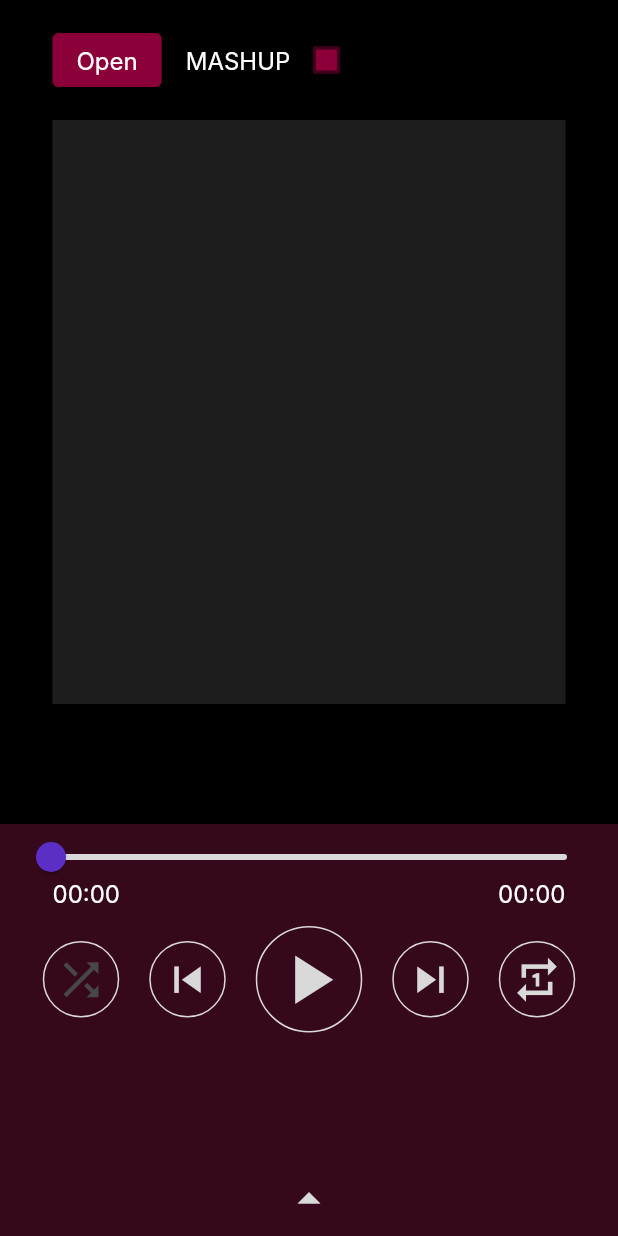
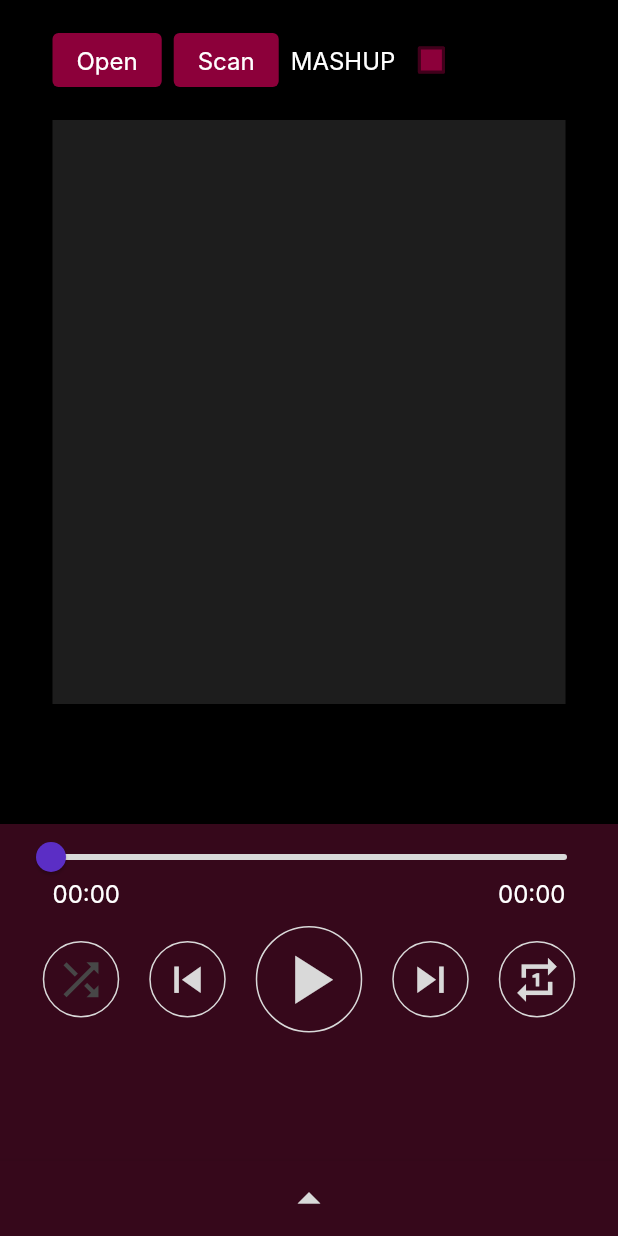
Before and after one commit to n3wzd/FlutPlayer, a Flutter app: the screen it shows after launch, on a phone screen of 412 x 824 dp. Run offline on Flutter 3.47's test engine with Material 2 defaults, Android fonts, the phone set to English and light mode, and no system bars; our stand-ins replace audio_service, file_picker, just_audio, permission_handler; Roboto replaces fonts that are missing (Inter).

Commit message:
add directory scan

```diff
--- a/lib/pages/components/text.dart
+++ b/lib/pages/components/text.dart
@@ -36,49 +36,4 @@ class TextMaker {
     String secondsPadding = seconds < 10 ? '0' : '';
     return '$minutesPadding$minutes:$secondsPadding$seconds';
   }
-
-  static LayoutBuilder scrollAnimationText(String text,
-      {Color color = _defaultTextColor,
-      double fontSize = _defaultTextFontSize}) {
-    String space = '        ';
-    ScrollController controller = ScrollController();
-    double textWidth = getTextWidth(text, fontSize);
-    double spaceWidth = getTextWidth(space, fontSize);
-
-    return LayoutBuilder(builder: (context, constraints) {
-      bool canScroll = constraints.maxWidth < textWidth;
-      return GestureDetector(
-          child: SingleChildScrollView(
-            controller: controller,
-            scrollDirection: Axis.horizontal,
-            physics: const NeverScrollableScrollPhysics(),
-            child: TextMaker.defaultText(
-              canScroll ? '$text$space$text' : text,
-              color: color,
-              fontSize: fontSize,
-            ),
-          ),
-          onTap: () async {
-            if (canScroll) {
-              await controller.animateTo(textWidth + spaceWidth,
-                  duration: Duration(
-                      milliseconds: 2000000 ~/ (textWidth + spaceWidth)),
-                  curve: Curves.linear);
-              controller.jumpTo(0);
-            }
-          });
-    });
-  }
-
-  static double getTextWidth(String text, double fontSize) {
-    TextPainter textPainter = TextPainter(
-        text: TextSpan(
-          text: text,
-          style: TextStyleMaker.defaultTextStyle(fontSize: fontSize),
-        ),
-        maxLines: 1,
-        textDirection: TextDirection.ltr)
-      ..layout(minWidth: 0, maxWidth: double.infinity);
-    return textPainter.size.width;
-  }
 }
--- a/lib/pages/page/center.dart
+++ b/lib/pages/page/center.dart
@@ -2,6 +2,7 @@ import 'package:flutter/material.dart';
 
 import '../components/audio_player_kit.dart';
 import '../components/text.dart';
+import '../components/text_scroll.dart';
 import '../components/button.dart';
 import '../style/colors.dart';
 
@@ -33,10 +34,10 @@ class _CenterSectionState extends State<CenterSection> {
                       text: 'Open',
                     ),
                     const SizedBox(width: 8),
-                    /*ButtonMaker.defaultButton(
+                    ButtonMaker.defaultButton(
                       onPressed: widget.audioPlayerKit.directoryOpen,
                       text: 'Scan',
-                    ),*/
+                    ),
                     const SizedBox(width: 8),
                     TextMaker.defaultText('MASHUP'),
                     StatefulBuilder(
@@ -106,8 +107,8 @@ class _CenterSectionState extends State<CenterSection> {
             child: Center(
               child:
                   widget.audioPlayerKit.trackStreamBuilder((context, duration) {
-                return TextMaker.scrollAnimationText(
-                    widget.audioPlayerKit.currentAudioTitle,
+                return ScrollAnimationText(
+                    text: widget.audioPlayerKit.currentAudioTitle,
                     fontSize: 30);
               }),
             ),
--- a/pubspec.yaml
+++ b/pubspec.yaml
@@ -11,6 +11,9 @@ dependencies:
     sdk: flutter
   just_audio: ^0.9.35
   file_picker: ^6.0.0
+  permission_handler: ^11.0.1
+  external_path: ^1.0.3
+  audio_service: ^0.18.12
 
 dev_dependencies:
   flutter_test:
```
Also changed, not shown: lib/pages/components/audio_player_kit.dart (+41 -13 lines), lib/pages/components/audio_service.dart (added, +33 -0 lines), lib/pages/components/text_scroll.dart (added, +71 -0 lines), lib/pages/page.dart (+13 -18 lines), 1 other file.
